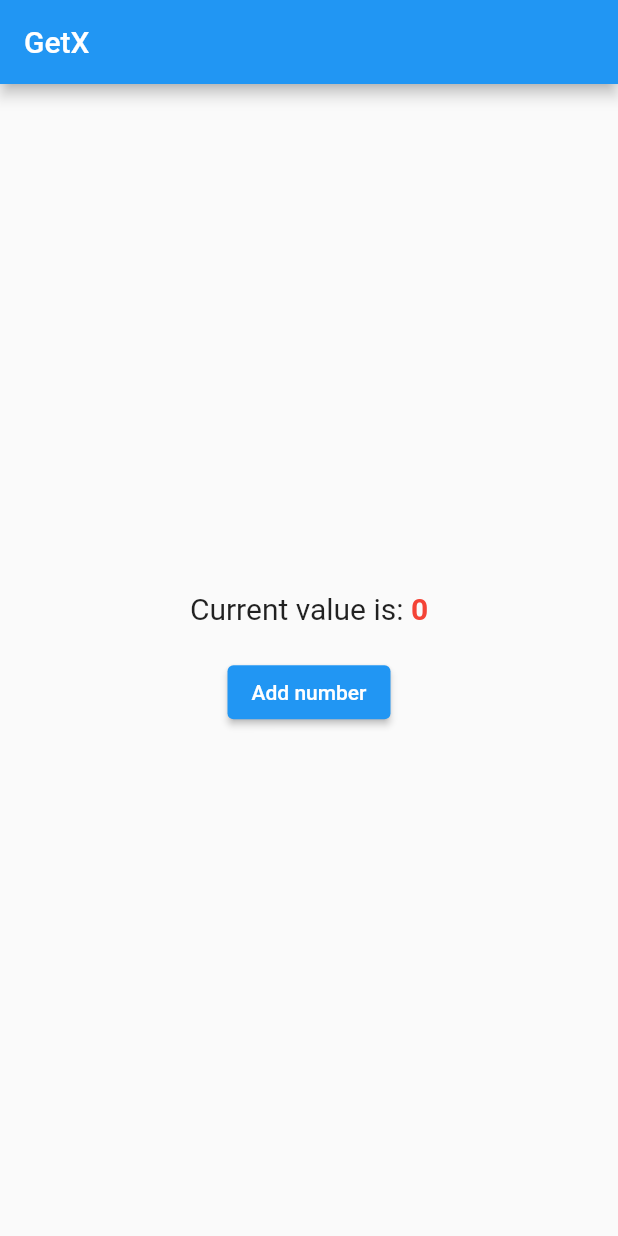
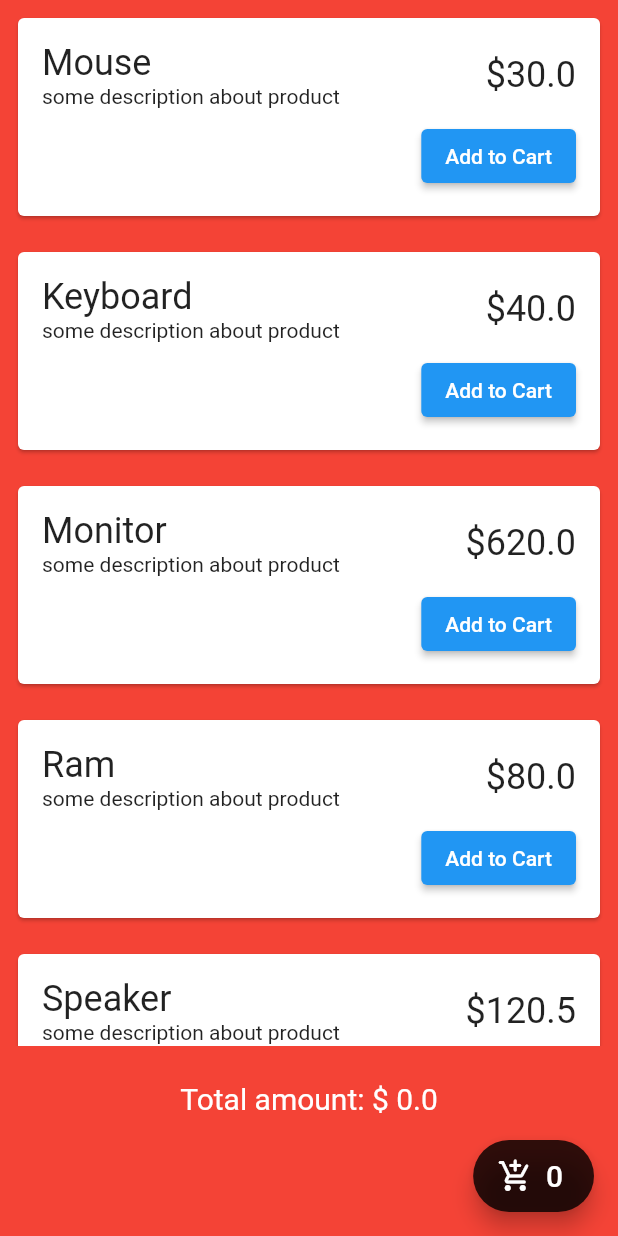
Before and after one commit to y8nju/flutter_getX, a Flutter app: the screen it shows after launch, on a phone screen of 412 x 824 dp. Run offline on Flutter 3.47's test engine with Material 2 defaults, Android fonts, the phone set to English and light mode, and no system bars; our stand-ins replace get.

Commit message:
feat: shopping cart

```diff
--- a/lib/controller.dart
+++ /dev/null
@@ -1,11 +0,0 @@
-import 'package:get/get.dart';
-
-class Controller extends GetxController {
-  int _x = 0;
-  int get x => _x;
-
-  void increment() {
-    _x++;
-    update();
-  }
-}
--- /dev/null
+++ b/lib/controllers/cart_controller.dart
@@ -0,0 +1,12 @@
+import 'package:get/get.dart';
+import '../models/product_model.dart';
+
+class CartController extends GetxController {
+  var cartItems = <Product>[].obs;
+  // cartItems가 초기화 되기 전에는 사용할 수 없으므로, get(getter)를 사용한다
+  double get totalPrice => cartItems.fold(0, (e, item) => e + item.price);
+  int get count => cartItems.length;
+  void addToItem(Product product) {
+    cartItems.add(product);
+  }
+}
--- /dev/null
+++ b/lib/controllers/shopping_controller.dart
@@ -0,0 +1,46 @@
+import 'package:get/get.dart';
+import '../models/product_model.dart';
+
+class ShoppingController extends GetxController {
+  var products = <Product>[].obs;
+
+  @override
+  void onInit() {
+    super.onInit();
+    fetchData();
+  }
+
+  void fetchData() async {
+    await Future.delayed(Duration(seconds: 2)); // 2초동안 지연
+    var productData = [
+      Product(
+          id: 1,
+          price: 30,
+          productDescription: 'some description about product',
+          productName: 'Mouse'),
+      Product(
+          id: 2,
+          price: 40,
+          productDescription: 'some description about product',
+          productName: 'Keyboard'),
+      Product(
+        id: 3,
+        price: 620,
+        productDescription: 'some description about product',
+        productName: 'Monitor',
+      ),
+      Product(
+          id: 4,
+          price: 80,
+          productDescription: 'some description about product',
+          productName: 'Ram'),
+      Product(
+        id: 5,
+        price: 120.5,
+        productDescription: 'some description about product',
+        productName: 'Speaker',
+      ),
+    ];
+    products.assignAll(productData);
+  }
+}
--- a/lib/main.dart
+++ b/lib/main.dart
@@ -1,6 +1,6 @@
 import 'package:flutter/material.dart';
-import 'package:getx_begginer/controller.dart';
 import 'package:get/get.dart';
+import 'package:getx_begginer/views/shopping_page.dart';
 
 void main() => runApp(MyApp());
 
@@ -13,49 +13,11 @@ class MyApp extends StatelessWidget {
     // GetBuilder<Controller> ( init : Controller(),), 와 동일
 
     return MaterialApp(
-      home: Scaffold(
-          appBar: AppBar(
-            title: Text('GetX'),
-          ),
-          body: Center(
-            child: Column(
-              mainAxisAlignment: MainAxisAlignment.center,
-              crossAxisAlignment: CrossAxisAlignment.center,
-              children: [
-                GetBuilder<Controller>(
-                  init: Controller(),
-                  builder: (_) => Text.rich(
-                    TextSpan(
-                      style: TextStyle(
-                        fontSize: 20,
-                      ),
-                      children: [
-                        TextSpan(
-                          text: 'Current value is: ',
-                        ),
-                        TextSpan(
-                          text: '${Get.find<Controller>().x}',
-                          style: TextStyle(
-                            fontWeight: FontWeight.bold,
-                            color: Colors.red,
-                          ),
-                        ),
-                      ],
-                    ),
-                  ),
-                ),
-                SizedBox(
-                  height: 20,
-                ),
-                ElevatedButton(
-                  onPressed: () {
-                    Get.find<Controller>().increment();
-                  },
-                  child: Text('Add number'),
-                ),
-              ],
-            ),
-          )),
+      title: 'Flutter Demo',
+      theme: ThemeData(
+        primarySwatch: Colors.blue,
+      ),
+      home: ShoppingPage(),
     );
   }
 }
--- /dev/null
+++ b/lib/models/product_model.dart
@@ -0,0 +1,13 @@
+class Product {
+  final int id;
+  final String productName;
+  final String productDescription;
+  final double price;
+
+  Product({
+    required this.id,
+    required this.productName,
+    required this.productDescription,
+    required this.price,
+  });
+}
--- /dev/null
+++ b/lib/views/shopping_page.dart
@@ -0,0 +1,119 @@
+import 'package:flutter/material.dart';
+import 'package:get/get.dart';
+import 'package:getx_begginer/controllers/cart_controller.dart';
+import 'package:getx_begginer/controllers/shopping_controller.dart';
+
+class ShoppingPage extends StatelessWidget {
+  ShoppingPage({Key? key}) : super(key: key);
+  final shoppingController = Get.put(ShoppingController());
+  final cartController = Get.put(CartController());
+
+  @override
+  Widget build(BuildContext context) {
+    return Scaffold(
+      backgroundColor: Colors.red,
+      body: Column(
+        // Column 위젯 내에서 ListView 위젯을 사용하려면, Expanded로 감싸줘야 정상적으로 출력이 된다!
+        children: [
+          Expanded(
+            child: GetX<ShoppingController>(builder: (controller) {
+              return ListView.builder(
+                itemCount: controller.products.length,
+                itemBuilder: (context, index) {
+                  return Card(
+                    margin: EdgeInsets.all(12),
+                    child: Padding(
+                      padding: EdgeInsets.all(16),
+                      child: Column(
+                        crossAxisAlignment: CrossAxisAlignment.end,
+                        children: [
+                          Row(
+                            mainAxisAlignment: MainAxisAlignment.spaceBetween,
+                            children: [
+                              Column(
+                                crossAxisAlignment: CrossAxisAlignment.start,
+                                children: [
+                                  Text(
+                                    '${controller.products[index].productName}',
+                                    style: const TextStyle(
+                                      fontSize: 24,
+                                    ),
+                                  ),
+                                  Text(
+                                    '${controller.products[index].productDescription}',
+                                  ),
+                                ],
+                              ),
+                              Text.rich(
+                                TextSpan(
+                                  style: const TextStyle(
+                                    fontSize: 24,
+                                  ),
+                                  children: [
+                                    TextSpan(
+                                      text: '\$',
+                                    ),
+                                    TextSpan(
+                                      text:
+                                          '${controller.products[index].price}',
+                                    ),
+                                  ],
+                                ),
+                              ),
+                            ],
+                          ),
+                          SizedBox(
+                            height: 8,
+                          ),
+                          ElevatedButton(
+                            onPressed: () {
+                              cartController
+                                  .addToItem(controller.products[index]);
+                            },
+                            child: Text('Add to Cart'),
+                          ),
+                        ],
+                      ),
+                    ),
+                  );
+                },
+              );
+            }),
+          ),
+          Padding(
+            padding: const EdgeInsets.fromLTRB(0, 24, 0, 80),
+            child: GetX<CartController>(
+              builder: (controller) {
+                return Text.rich(
+                  TextSpan(
+                    style: TextStyle(
+                      fontSize: 20,
+                      color: Colors.white,
+                    ),
+                    children: [
+                      TextSpan(text: 'Total amount: '),
+                      TextSpan(text: '\$ ${controller.totalPrice}'),
+                    ],
+                  ),
+                );
+              },
+            ),
+          )
+        ],
+      ),
+      floatingActionButton: FloatingActionButton.extended(
+        onPressed: () {},
+        label: GetX<CartController>(builder: (controller) {
+          return Text(
+            controller.count.toString(),
+            style: TextStyle(
+              fontSize: 20,
+            ),
+          );
+        }),
+        icon: Icon(Icons.add_shopping_cart_rounded),
+        backgroundColor: Colors.black.withOpacity(0.8),
+      ),
+    );
+  }
+}
```
